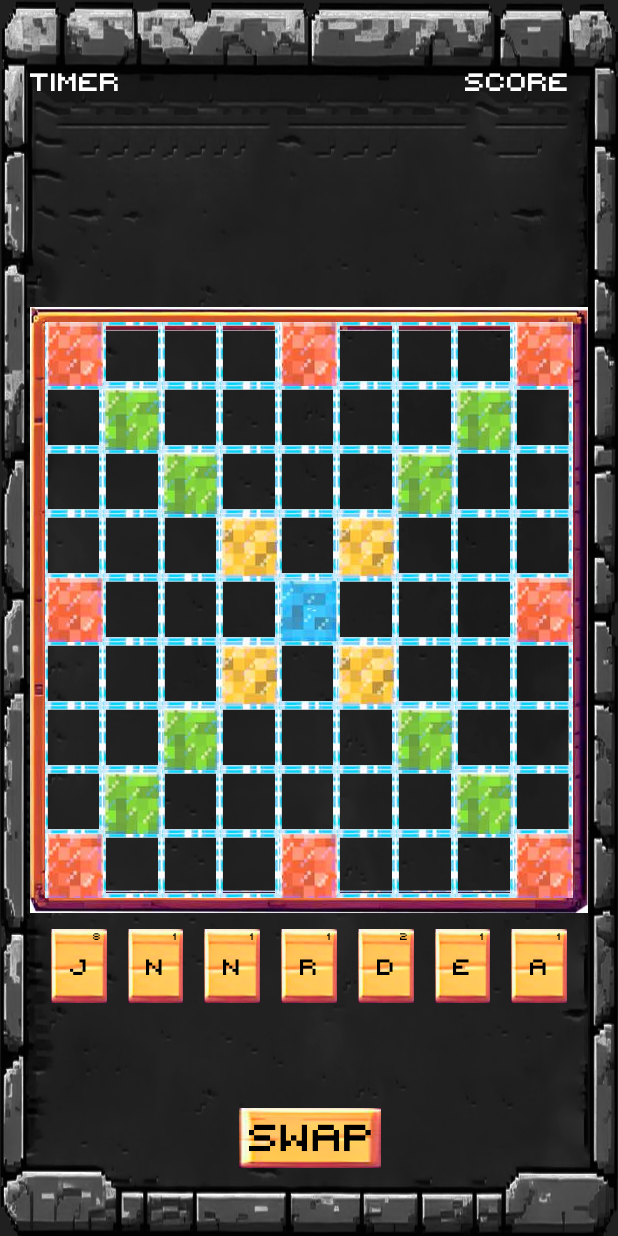
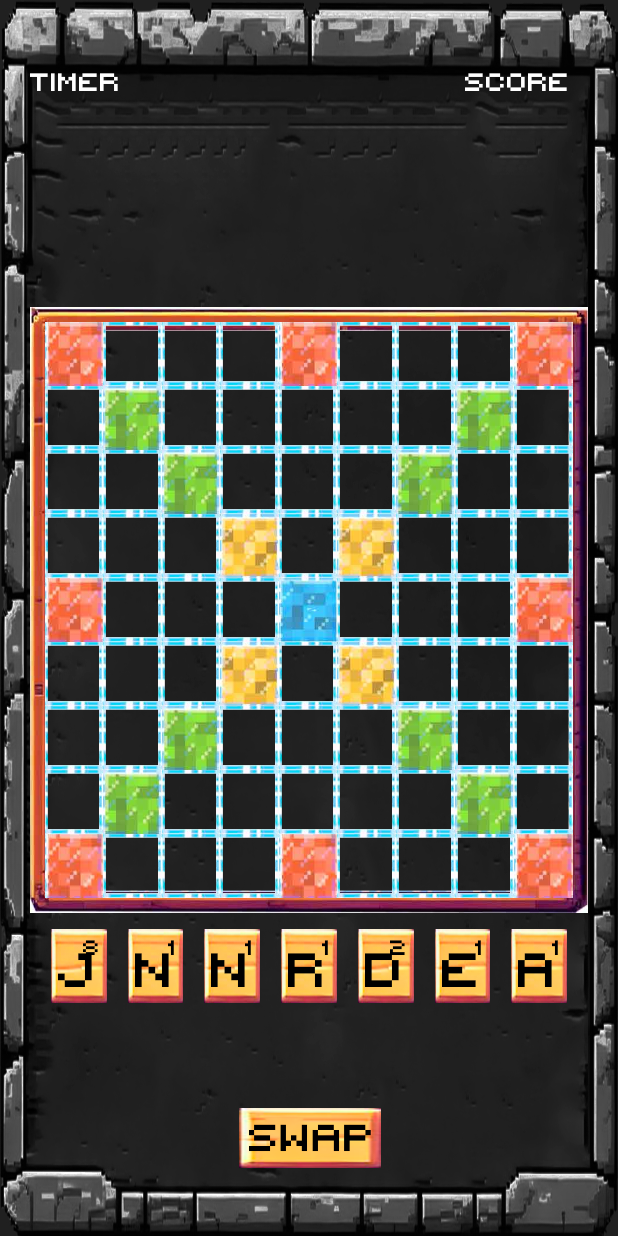
Before and after one commit to UNKQULE/PIXEL-SCRABBLE, an Android app: the GameActivity screen opened directly, with no data from a screen before it, on a phone screen of 412 x 824 dp. Run offline under Robolectric (Android 15) with nearby library versions, the phone set to English and light mode, and no system bars; 1 statement that could not run was skipped.

Commit message:
фикс размера текста и жизненного цикла приложения

```diff
--- a/app/src/main/java/com/example/scrabble/GameActivity.java
+++ b/app/src/main/java/com/example/scrabble/GameActivity.java
@@ -21,6 +21,8 @@ import android.os.CountDownTimer;
 import android.widget.TextView;
 
 public class GameActivity extends AppCompatActivity {
+
+    private boolean start;
 
     private char[][] gameBoard;
 
@@ -76,12 +78,8 @@ public class GameActivity extends AppCompatActivity {
     @Override
     protected void onCreate(Bundle savedInstanceState) {
         super.onCreate(savedInstanceState);
+        start = true;
         setContentView(R.layout.activity_game);
-
-
-
-
-
         TextView scoreTextView = findViewById(R.id.scoreTextView);
         scoreTextView.setText("Score ");
         GridLayout gridLayout = findViewById(R.id.gridLayout);
@@ -92,17 +90,22 @@ public class GameActivity extends AppCompatActivity {
 
     @Override
     protected void onStart() {
-        ConstraintLayout constraintLayout = findViewById(R.id.botConstraint);
         super.onStart();
-        startGame();
-        Game.start();
-        initializeHand(constraintLayout);
+        if(start) {
+            ConstraintLayout constraintLayout = findViewById(R.id.botConstraint);
+            startGame();
+            Game.start();
+            initializeHand(constraintLayout);
+            start = false;
+        }
+
     }
 
     @Override
     protected void onDestroy() {
         super.onDestroy();
         timer.cancel();
+        start = true;
 
     }
 
--- a/app/src/main/java/com/example/scrabble/Tile.java
+++ b/app/src/main/java/com/example/scrabble/Tile.java
@@ -2,6 +2,7 @@ package com.example.scrabble;
 
 import android.content.Context;
 import android.graphics.Color;
+import android.util.TypedValue;
 import android.view.Gravity;
 import android.widget.ImageView;
 import android.widget.RelativeLayout;
@@ -27,8 +28,7 @@ public class Tile extends RelativeLayout {
 
         // Создаем TextView для текста посередине
         letter = new TextView(context);
-        int pixels = spToPx(context, 14);
-        letter.setTextSize(pixels);
+        setTextSizeInDp(letter, 46);
         letter.setTextColor(Color.BLACK);
         letter.setText("");
         letter.setGravity(Gravity.CENTER); // Выравнивание по центру
@@ -41,8 +41,7 @@ public class Tile extends RelativeLayout {
 
         // Создаем TextView для текста в правом верхнем углу
         score = new TextView(context);
-        pixels = spToPx(context, 6);
-        score.setTextSize(pixels);
+        setTextSizeInDp(score, 20);
         score.setTextColor(Color.BLACK);
         score.setText("");
         RelativeLayout.LayoutParams topRightParams = new RelativeLayout.LayoutParams(
@@ -56,9 +55,11 @@ public class Tile extends RelativeLayout {
         addView(score, topRightParams); // Добавляем TextView в layout
     }
 
-    public static int spToPx(Context context, float spValue) {
-        float scaledDensity = context.getResources().getDisplayMetrics().scaledDensity;
-        return (int) (spValue * scaledDensity + 0.5f);
+
+    public void setTextSizeInDp(TextView textView, float sizeInDp) {
+        float scale = textView.getContext().getResources().getDisplayMetrics().density;
+        float sizeInPx = sizeInDp * scale;
+        textView.setTextSize(TypedValue.COMPLEX_UNIT_PX, sizeInPx);
     }
 
     public static int pxToDp(Context context, float px) {
```
